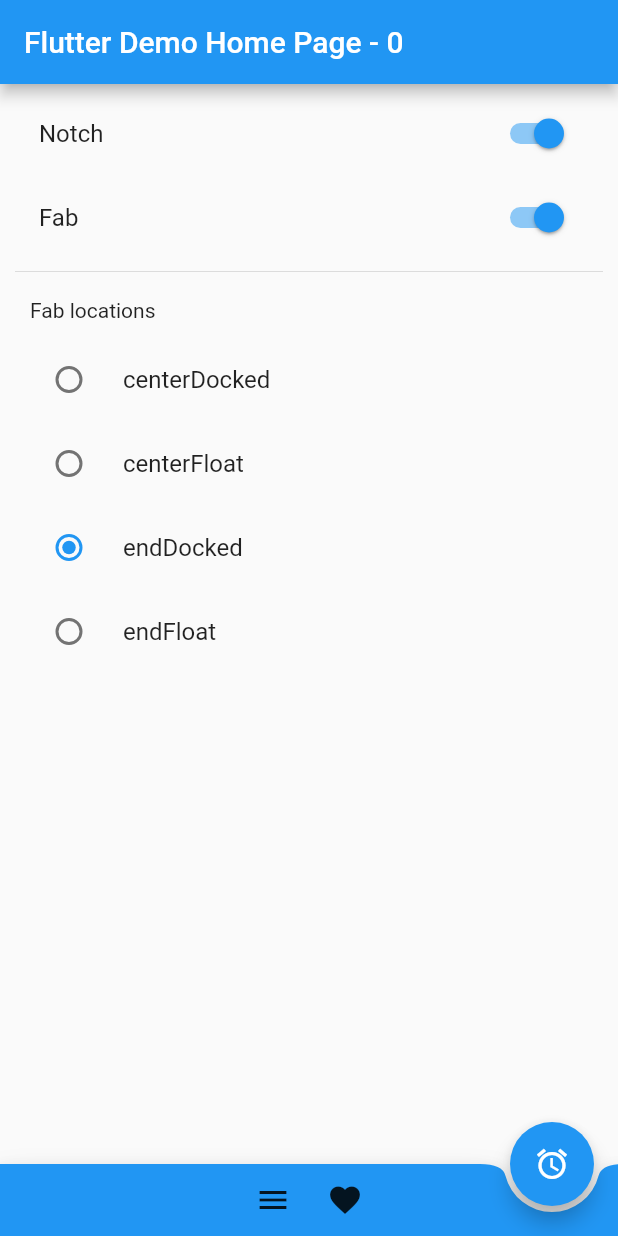
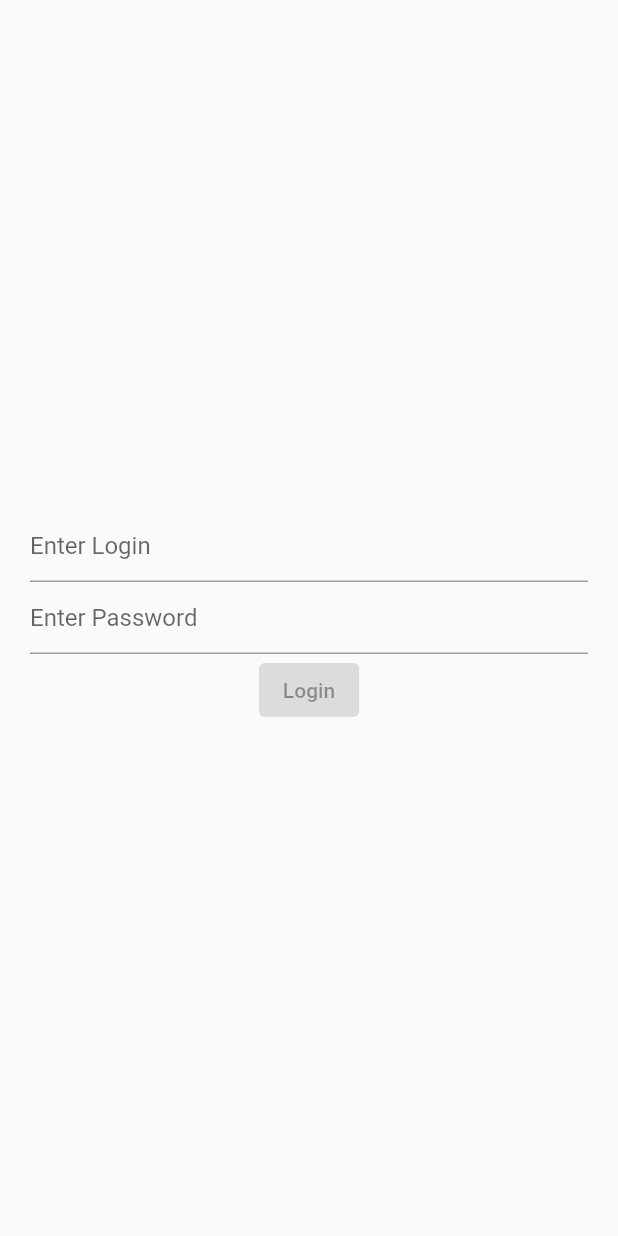
Before and after one commit to avenum/dd_study_22_ui, a Flutter app: the screen it shows after launch, on a phone screen of 412 x 824 dp. Run offline on Flutter 3.47's test engine with Material 2 defaults, Android fonts, the phone set to English and light mode, and no system bars; our stand-ins replace shared_preferences.

Commit message:
second lesson on flutter =)

```diff
--- /dev/null
+++ b/lib/data/auth_service.dart
@@ -0,0 +1,17 @@
+import 'package:dd_study_22_ui/internal/config/shared_prefs.dart';
+
+class AuthService {
+  Future auth(String? login, String? password) async {
+    if (login != null && password != null) {
+      SharedPrefs.setStoredAuth(true);
+    }
+  }
+
+  Future<bool> checkAuth() async {
+    return await SharedPrefs.getStoredAuth();
+  }
+
+  Future logout() async {
+    await SharedPrefs.setStoredAuth(null);
+  }
+}
--- a/lib/main.dart
+++ b/lib/main.dart
@@ -1,3 +1,5 @@
+import 'package:dd_study_22_ui/ui/app_navigator.dart';
+import 'package:dd_study_22_ui/ui/roots/loader.dart';
 import 'package:flutter/material.dart';
 
 void main() {
@@ -12,186 +14,14 @@
   Widget build(BuildContext context) {
     return MaterialApp(
       title: 'Flutter Demo',
+      navigatorKey: AppNavigator.key,
+      onGenerateRoute: (settings) =>
+          AppNavigator.onGeneratedRoutes(settings, context),
       theme: ThemeData(
-        // This is the theme of your application.
-        //
-        // Try running your application with "flutter run". You'll see the
-        // application has a blue toolbar. Then, without quitting the app, try
-        // changing the primarySwatch below to Colors.green and then invoke
-        // "hot reload" (press "r" in the console where you ran "flutter run",
-        // or simply save your changes to "hot reload" in a Flutter IDE).
-        // Notice that the counter didn't reset back to zero; the application
-        // is not restarted.
         primarySwatch: Colors.blue,
       ),
-      home: const MyHomePage(title: 'Flutter Demo Home Page'),
+      home: LoaderWidget.create(),
+      //home: const MyHomePage(title: 'Flutter Demo Home Page'),
     );
   }
 }
-
-class MyHomePage extends StatefulWidget {
-  const MyHomePage({Key? key, required this.title}) : super(key: key);
-
-  // This widget is the home page of your application. It is stateful, meaning
-  // that it has a State object (defined below) that contains fields that affect
-  // how it looks.
-
-  // This class is the configuration for the state. It holds the values (in this
-  // case the title) provided by the parent (in this case the App widget) and
-  // used by the build method of the State. Fields in a Widget subclass are
-  // always marked "final".
-
-  final String title;
-
-  @override
-  State<MyHomePage> createState() => _MyHomePageState();
-}
-
-class _MyHomePageState extends State<MyHomePage> {
-  int _counter = 0;
-  bool _showFab = true;
-  bool _showNotch = true;
-  FloatingActionButtonLocation _fabLocation =
-      FloatingActionButtonLocation.endDocked;
-
-  void _onShowNotchChanged(bool value) {
-    setState(() {
-      _showNotch = value;
-    });
-  }
-
-  void _onShowFabChanged(bool val) {
-    setState(() {
-      _showFab = val;
-    });
-  }
-
-  void _onFabLocationChanged(FloatingActionButtonLocation? loc) {
-    setState(() {
-      _fabLocation = loc ?? FloatingActionButtonLocation.endDocked;
-    });
-  }
-
-  void _incrementCounter() {
-    setState(() {
-      // This call to setState tells the Flutter framework that something has
-      // changed in this State, which causes it to rerun the build method below
-      // so that the display can reflect the updated values. If we changed
-      // _counter without calling setState(), then the build method would not be
-      // called again, and so nothing would appear to happen.
-      _counter++;
-    });
-  }
-
-  @override
-  Widget build(BuildContext context) {
-    // This method is rerun every time setState is called, for instance as done
-    // by the _incrementCounter method above.
-    //
-    // The Flutter framework has been optimized to make rerunning build methods
-    // fast, so that you can just rebuild anything that needs updating rather
-    // than having to individually change instances of widgets.
-    return Scaffold(
-      floatingActionButtonLocation: _fabLocation,
-      appBar: AppBar(
-        // Here we take the value from the MyHomePage object that was created by
-        // the App.build method, and use it to set our appbar title.
-        title: Text("${widget.title} - $_counter"),
-      ),
-      body: ListView(
-        padding: const EdgeInsets.symmetric(
-          horizontal: 10,
-          vertical: 5,
-        ),
-        children: [
-          SwitchListTile(
-            onChanged: _onShowNotchChanged,
-            value: _showNotch,
-            title: const Text("Notch"),
-          ),
-          SwitchListTile(
-            onChanged: _onShowFabChanged,
-            value: _showFab,
-            title: const Text("Fab"),
-          ),
-          const Divider(),
-          const Padding(
-            padding: EdgeInsets.all(10),
-            child: Text("Fab locations"),
-          ),
-          RadioListTile(
-              title: const Text("centerDocked"),
-              value: FloatingActionButtonLocation.centerDocked,
-              groupValue: _fabLocation,
-              onChanged: _onFabLocationChanged),
-          RadioListTile(
-              title: const Text("centerFloat"),
-              value: FloatingActionButtonLocation.centerFloat,
-              groupValue: _fabLocation,
-              onChanged: _onFabLocationChanged),
-          RadioListTile(
-              title: const Text("endDocked"),
-              value: FloatingActionButtonLocation.endDocked,
-              groupValue: _fabLocation,
-              onChanged: _onFabLocationChanged),
-          RadioListTile(
-              title: const Text("endFloat"),
-              value: FloatingActionButtonLocation.endFloat,
-              groupValue: _fabLocation,
-              onChanged: _onFabLocationChanged),
-        ],
-      ),
-      floatingActionButton: !_showFab
-          ? null
-          : Wrap(
-              children: [
-                FloatingActionButton(
-                  onPressed: _incrementCounter,
-                  tooltip: 'Increment',
-                  child: const Icon(Icons.access_alarm),
-                ),
-              ],
-            ),
-      bottomNavigationBar: _BottomAppBarTest(
-        fabLocation: _fabLocation,
-        shape: _showNotch ? const CircularNotchedRectangle() : null,
-      ),
-      // This trailing comma makes auto-formatting nicer for build methods.
-    );
-  }
-}
-
-class _BottomAppBarTest extends StatelessWidget {
-  _BottomAppBarTest({
-    required this.fabLocation,
-    this.shape,
-  });
-  final FloatingActionButtonLocation fabLocation;
-
-  final CircularNotchedRectangle? shape;
-
-  final List<FloatingActionButtonLocation> centerVariants = [
-    FloatingActionButtonLocation.centerDocked,
-    FloatingActionButtonLocation.centerFloat,
-  ];
-  @override
-  Widget build(BuildContext context) {
-    return BottomAppBar(
-        shape: shape,
-        color: Colors.blue,
-        child: Row(
-          mainAxisAlignment: MainAxisAlignment.center,
-          children: [
-            IconButton(
-              icon: const Icon(Icons.menu),
-              onPressed: () {},
-            ),
-            if (centerVariants.contains(fabLocation)) const Spacer(),
-            IconButton(
-              icon: const Icon(Icons.favorite),
-              onPressed: () {},
-            )
-          ],
-        ));
-  }
-}
--- /dev/null
+++ b/lib/ui/app_navigator.dart
@@ -0,0 +1,45 @@
+import 'package:dd_study_22_ui/ui/roots/auth.dart';
+import 'package:dd_study_22_ui/ui/roots/home.dart';
+import 'package:dd_study_22_ui/ui/roots/loader.dart';
+import 'package:flutter/material.dart';
+
+class NavigationRoutes {
+  static const loaderWidget = "/";
+  static const auth = "/auth";
+  static const home = "/home";
+}
+
+class AppNavigator {
+  static final key = GlobalKey<NavigatorState>();
+
+  static void toLoader() {
+    key.currentState?.pushNamedAndRemoveUntil(
+        NavigationRoutes.loaderWidget, ((route) => false));
+  }
+
+  static void toAuth() {
+    key.currentState
+        ?.pushNamedAndRemoveUntil(NavigationRoutes.auth, ((route) => false));
+  }
+
+  static void toHome() {
+    key.currentState
+        ?.pushNamedAndRemoveUntil(NavigationRoutes.home, ((route) => false));
+  }
+
+  static Route<dynamic>? onGeneratedRoutes(RouteSettings settings, context) {
+    switch (settings.name) {
+      case NavigationRoutes.loaderWidget:
+        return PageRouteBuilder(
+            pageBuilder: ((_, __, ___) => LoaderWidget.create()));
+      case NavigationRoutes.auth:
+        return PageRouteBuilder(pageBuilder: ((_, __, ___) => Auth.create()));
+      case NavigationRoutes.home:
+        return PageRouteBuilder(
+            pageBuilder: ((_, __, ___) => const Home(
+                  title: "Hi",
+                )));
+    }
+    return null;
+  }
+}
--- /dev/null
+++ b/lib/ui/roots/auth.dart
@@ -0,0 +1,107 @@
+import 'package:dd_study_22_ui/data/auth_service.dart';
+import 'package:dd_study_22_ui/ui/app_navigator.dart';
+import 'package:flutter/material.dart';
+import 'package:provider/provider.dart';
+
+class _ViewModelState {
+  final String? login;
+  final String? password;
+  final bool isLoading;
+  const _ViewModelState({
+    this.login,
+    this.password,
+    this.isLoading = false,
+  });
+
+  _ViewModelState copyWith({
+    String? login,
+    String? password,
+    bool? isLoading = false,
+  }) {
+    return _ViewModelState(
+      login: login ?? this.login,
+      password: password ?? this.password,
+      isLoading: isLoading ?? this.isLoading,
+    );
+  }
+}
+
+class _ViewModel extends ChangeNotifier {
+  var loginTec = TextEditingController();
+  var passwTec = TextEditingController();
+  final _authService = AuthService();
+
+  BuildContext context;
+  _ViewModel({required this.context}) {
+    loginTec.addListener(() {
+      state = state.copyWith(login: loginTec.text);
+    });
+    passwTec.addListener(() {
+      state = state.copyWith(password: passwTec.text);
+    });
+  }
+
+  var _state = const _ViewModelState();
+  _ViewModelState get state => _state;
+  set state(_ViewModelState val) {
+    _state = val;
+    notifyListeners();
+  }
+
+  bool checkFields() {
+    return (state.login?.isNotEmpty ?? false) &&
+        (state.password?.isNotEmpty ?? false);
+  }
+
+  void login() async {
+    state = state.copyWith(isLoading: true);
+    await Future.delayed(Duration(seconds: 2))
+        .then((value) => {state = state.copyWith(isLoading: false)});
+
+    await _authService
+        .auth(state.login, state.password)
+        .then((value) => AppNavigator.toLoader());
+  }
+}
+
+class Auth extends StatelessWidget {
+  const Auth({Key? key}) : super(key: key);
+
+  @override
+  Widget build(BuildContext context) {
+    var viewModel = context.watch<_ViewModel>();
+
+    return Scaffold(
+      body: SafeArea(
+        child: Padding(
+          padding: EdgeInsets.symmetric(horizontal: 20),
+          child: Center(
+            child: Container(
+                child: Column(
+              mainAxisAlignment: MainAxisAlignment.center,
+              children: [
+                TextField(
+                  controller: viewModel.loginTec,
+                  decoration: InputDecoration(hintText: "Enter Login"),
+                ),
+                TextField(
+                    controller: viewModel.passwTec,
+                    obscureText: true,
+                    decoration: InputDecoration(hintText: "Enter Password")),
+                ElevatedButton(
+                    onPressed: viewModel.checkFields() ? viewModel.login : null,
+                    child: Text("Login")),
+                if (viewModel.state.isLoading) CircularProgressIndicator(),
+              ],
+            )),
+          ),
+        ),
+      ),
+    );
+  }
+
+  static Widget create() => ChangeNotifierProvider<_ViewModel>(
+        create: (context) => _ViewModel(context: context),
+        child: const Auth(),
+      );
+}
--- /dev/null
+++ b/lib/ui/roots/loader.dart
@@ -0,0 +1,38 @@
+import 'package:dd_study_22_ui/data/auth_service.dart';
+import 'package:dd_study_22_ui/ui/app_navigator.dart';
+import 'package:flutter/material.dart';
+import 'package:provider/provider.dart';
+
+class _ViewModel extends ChangeNotifier {
+  final _authService = AuthService();
+
+  BuildContext context;
+  _ViewModel({required this.context}) {
+    _asyncInit();
+  }
+
+  void _asyncInit() async {
+    if (await _authService.checkAuth()) {
+      AppNavigator.toHome();
+    } else {
+      AppNavigator.toAuth();
+    }
+  }
+}
+
+class LoaderWidget extends StatelessWidget {
+  const LoaderWidget({Key? key}) : super(key: key);
+
+  @override
+  Widget build(BuildContext context) {
+    return Scaffold(
+      body: Center(child: CircularProgressIndicator()),
+    );
+  }
+
+  static Widget create() => ChangeNotifierProvider<_ViewModel>(
+        create: (context) => _ViewModel(context: context),
+        child: const LoaderWidget(),
+        lazy: false,
+      );
+}
--- a/pubspec.yaml
+++ b/pubspec.yaml
@@ -34,6 +34,8 @@
   # The following adds the Cupertino Icons font to your application.
   # Use with the CupertinoIcons class for iOS style icons.
   cupertino_icons: ^1.0.2
+  provider: ^6.0.4
+  shared_preferences: ^2.0.15
 
 dev_dependencies:
   flutter_test:
```
Also changed, not shown: lib/internal/config/shared_prefs.dart (added, +19 -0 lines), lib/ui/roots/home.dart (added, +184 -0 lines), pubspec.lock, 3 other files.
